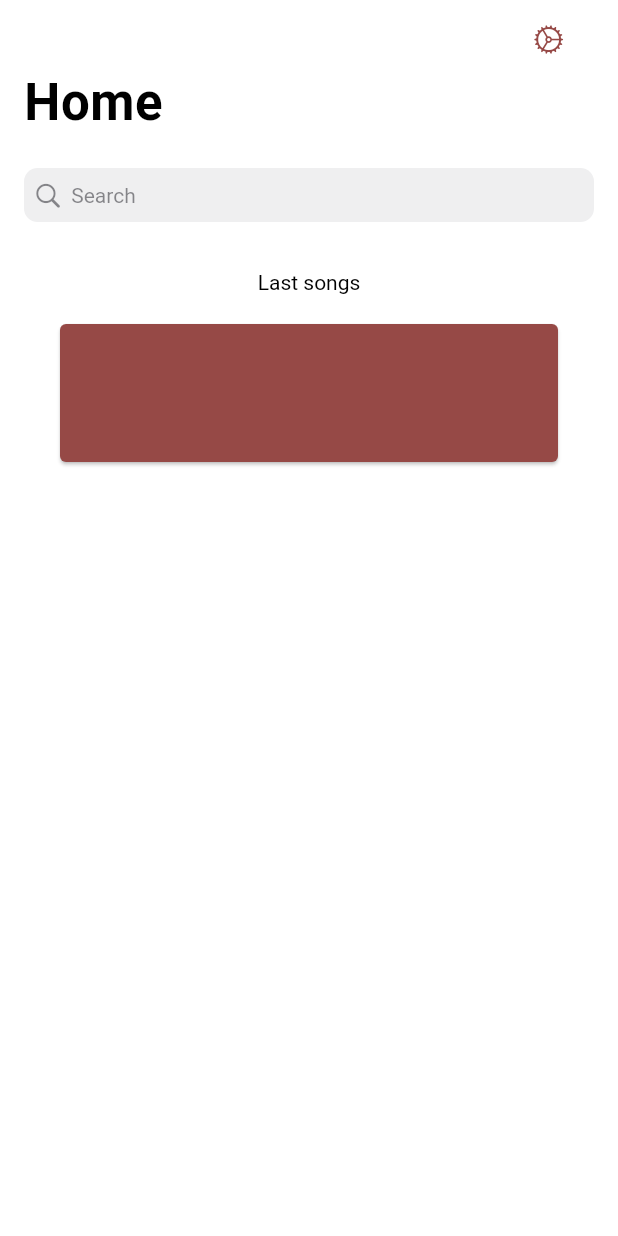
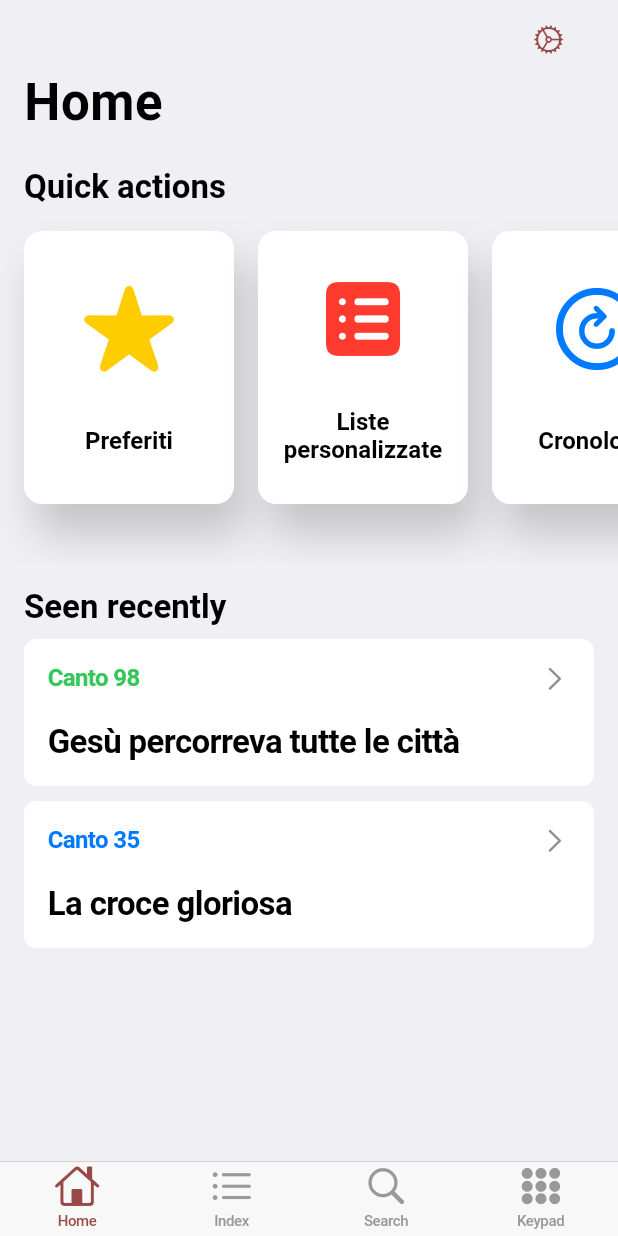
Before and after one commit to fbarsotti/risuscito, a Flutter app: the screen it shows after launch, on a phone screen of 412 x 824 dp. Run offline on Flutter 3.47's test engine with Material 2 defaults, Android fonts, the phone set to English and light mode, and no system bars; our stand-ins replace bloc, connectivity, device_info_plus, dio, firebase_core, flutter_bloc and 5 more; missing offline and left inert: f_logs, flutter_email_sender; accounts and stored records are empty.

Commit message:
cr(home): update on home => added quick actions

```diff
--- a/lib/core/presentation/customization/rs_colors.dart
+++ b/lib/core/presentation/customization/rs_colors.dart
@@ -12,7 +12,17 @@ class RSColors {
   static Color get lightText => const Color(0xffACACAC);
   static Color get facebookColor => const Color(0xff3A569B);
   static Color get errorColor => const Color(0xffE8431F);
-  static Color get bgColor => CupertinoColors.extraLightBackgroundGray;
+
+  static Color get bgColor => CupertinoDynamicColor.withBrightness(
+        color: CupertinoColors.extraLightBackgroundGray, // Color(0xffF0F3F4)
+        darkColor: CupertinoColors.black,
+      );
+  static Color get bgLightColor => CupertinoColors
+      .extraLightBackgroundGray; // CupertinoColors.extraLightBackgroundGray
+  static Color get bgDarkColor => CupertinoColors.black;
+
+  static Color get cardColorLight => CupertinoColors.white;
+  static Color get cardColorDark => CupertinoColors.darkBackgroundGray;
 
   static Color get text => const Color(0xff000000);
   static Color get darkText => const Color(0xffffffff);
--- /dev/null
+++ b/lib/core/presentation/header_text.dart
@@ -0,0 +1,24 @@
+import 'package:flutter/cupertino.dart';
+import 'package:flutter/src/foundation/key.dart';
+import 'package:flutter/src/widgets/framework.dart';
+import 'package:flutter/src/widgets/placeholder.dart';
+
+class HeaderText extends StatelessWidget {
+  final String text;
+
+  const HeaderText({
+    required this.text,
+    Key? key,
+  }) : super(key: key);
+
+  @override
+  Widget build(BuildContext context) {
+    return Text(
+      text,
+      style: TextStyle(
+        fontSize: 22,
+        fontWeight: FontWeight.bold,
+      ),
+    );
+  }
+}
--- /dev/null
+++ b/lib/core/presentation/quick_action_button.dart
@@ -0,0 +1,78 @@
+import 'package:flutter/cupertino.dart';
+import 'package:flutter/src/foundation/key.dart';
+import 'package:flutter/src/widgets/framework.dart';
+import 'package:flutter/src/widgets/placeholder.dart';
+import 'package:provider/provider.dart';
+import 'package:risuscito/core/presentation/customization/rs_colors.dart';
+
+import 'customization/theme/rs_theme_provider.dart';
+
+class QuickActionButton extends StatelessWidget {
+  final String text;
+  final IconData icon;
+  final Color iconColor;
+  final Color bgColor;
+
+  const QuickActionButton({
+    required this.text,
+    required this.icon,
+    required this.iconColor,
+    required this.bgColor,
+    Key? key,
+  }) : super(key: key);
+
+  @override
+  Widget build(BuildContext context) {
+    final themeChange = Provider.of<DarkThemeProvider>(context);
+    return Padding(
+      padding: const EdgeInsets.only(
+        left: 8.0,
+        right: 8.0,
+        bottom: 40,
+        top: 8,
+      ),
+      child: Container(
+        decoration: BoxDecoration(
+          borderRadius: const BorderRadius.all(Radius.circular(12.0)),
+          //color: bgColor,
+          color: themeChange.darkTheme
+              ? RSColors.cardColorDark
+              : RSColors.cardColorLight,
+          boxShadow: [
+            !themeChange.darkTheme
+                ? BoxShadow(
+                    color: CupertinoColors.inactiveGray.withOpacity(0.5),
+                    blurRadius: 24,
+                    offset: Offset(8, 20), // Shadow position
+                  )
+                : BoxShadow(),
+          ],
+        ),
+        width: 140,
+        height: 160,
+        child: Column(
+          mainAxisAlignment: MainAxisAlignment.spaceEvenly,
+          children: [
+            Center(
+              child: Icon(
+                icon,
+                size: 64,
+                color: iconColor,
+              ),
+            ),
+            Text(
+              text,
+              textAlign: TextAlign.center,
+              style: TextStyle(
+                fontSize: 16,
+                fontWeight: FontWeight.bold,
+                color:
+                    themeChange.darkTheme ? RSColors.darkText : RSColors.text,
+              ),
+            ),
+          ],
+        ),
+      ),
+    );
+  }
+}
--- /dev/null
+++ b/lib/core/presentation/song_card.dart
@@ -0,0 +1,107 @@
+import 'package:flutter/cupertino.dart';
+import 'package:flutter/material.dart';
+import 'package:flutter/src/foundation/key.dart';
+import 'package:flutter/src/widgets/framework.dart';
+import 'package:flutter/src/widgets/placeholder.dart';
+import 'package:provider/provider.dart';
+import 'package:risuscito/core/presentation/customization/rs_colors.dart';
+import 'package:risuscito/core/presentation/customization/theme/rs_theme_provider.dart';
+
+class SongCard extends StatelessWidget {
+  final String title;
+  final int number;
+  final Color color;
+
+  const SongCard({
+    Key? key,
+    required this.title,
+    required this.number,
+    required this.color,
+  }) : super(key: key);
+
+  @override
+  Widget build(BuildContext context) {
+    final themeChange = Provider.of<DarkThemeProvider>(context);
+    return CupertinoButton(
+      pressedOpacity: themeChange.darkTheme ? 0.8 : 0.4,
+      padding: EdgeInsets.zero,
+      onPressed: () {},
+      child: Container(
+        width: MediaQuery.of(context).size.width,
+        decoration: BoxDecoration(
+          color: themeChange.darkTheme
+              ? RSColors.cardColorDark
+              : RSColors.cardColorLight,
+          borderRadius: const BorderRadius.all(Radius.circular(8.0)),
+        ),
+        child: Padding(
+          padding: const EdgeInsets.all(16.0),
+          child: Column(
+            crossAxisAlignment: CrossAxisAlignment.start,
+            children: [
+              Row(
+                children: [
+                  Text(
+                    'Canto $number',
+                    style: TextStyle(
+                      color: color,
+                      fontWeight: FontWeight.bold,
+                      fontSize: 16,
+                    ),
+                  ),
+                  Spacer(),
+                  Icon(
+                    CupertinoIcons.chevron_right,
+                    color: CupertinoColors.systemGrey,
+                    size: 20,
+                  ),
+                ],
+              ),
+              const SizedBox(
+                height: 20,
+              ),
+              Text(
+                title,
+                style: TextStyle(
+                  color: themeChange.darkTheme ? Colors.white : Colors.black,
+                  fontSize: 22,
+                  fontWeight: FontWeight.w700,
+                ),
+              )
+            ],
+          ),
+        ),
+        // child: Row(
+        //   children: [
+        //     Container(
+        //       width: MediaQuery.of(context).size.width / 4,
+        //       decoration: BoxDecoration(
+        //         color: Colors.green[300],
+        //         borderRadius: const BorderRadius.only(
+        //           topLeft: Radius.circular(8.0),
+        //           bottomLeft: Radius.circular(8.0),
+        //         ),
+        //       ),
+        //       child: Center(
+        //         child: Text(
+        //           '98',
+        //           style: TextStyle(
+        //             color: RSColors.primary,
+        //             fontSize: 28,
+        //             fontWeight: FontWeight.bold,
+        //           ),
+        //         ),
+        //       ),
+        //     ),
+        //     Column(
+        //       crossAxisAlignment: CrossAxisAlignment.start,
+        //       children: [
+        //         Text('Cantico dei cantici'),
+        //       ],
+        //     )
+        //   ],
+        // ),
+      ),
+    );
+  }
+}
--- a/lib/core/rs_app.dart
+++ b/lib/core/rs_app.dart
@@ -68,6 +68,13 @@ class RSApp extends StatefulWidget {
     );
   }
 
+  static TextStyle headerTextStyle(bool darkTheme) {
+    return TextStyle(
+      color: darkTheme ? RSColors.darkText : RSColors.text,
+      fontSize: 24,
+    );
+  }
+
   static Future<void> init() async {
     // E' necessario aggiungerlo prima della dependency injection
     WidgetsFlutterBinding.ensureInitialized();
@@ -125,6 +132,7 @@ class _RSAppState extends State<RSApp> {
                   locale: languageState.locale,
                   debugShowCheckedModeBanner: false,
                   theme: CupertinoThemeData(
+                    scaffoldBackgroundColor: RSColors.bgColor,
                     brightness:
                         value.darkTheme ? Brightness.dark : Brightness.light,
                     // barBackgroundColor: RSColors.bgColor,
--- /dev/null
+++ b/lib/feature/home/home.dart
@@ -0,0 +1,60 @@
+import 'package:flutter/cupertino.dart';
+import 'package:flutter/src/foundation/key.dart';
+import 'package:flutter/src/widgets/framework.dart';
+import 'package:flutter/src/widgets/placeholder.dart';
+import 'package:risuscito/core/infrastructure/localization/app_localizations.dart';
+import 'package:risuscito/feature/home/home_page.dart';
+import 'package:risuscito/feature/settings/settings_page.dart';
+
+import '../search/search_page.dart';
+
+class Home extends StatefulWidget {
+  const Home({Key? key}) : super(key: key);
+
+  @override
+  State<Home> createState() => _HomeState();
+}
+
+class _HomeState extends State<Home> {
+  List<Widget> _pages = [
+    HomePage(),
+    SettingsPage(),
+    SearchPage(),
+    SettingsPage(),
+  ];
+
+  @override
+  Widget build(BuildContext context) {
+    return CupertinoTabScaffold(
+      tabBar: CupertinoTabBar(
+        items: [
+          BottomNavigationBarItem(
+            icon: Icon(CupertinoIcons.home),
+            label: AppLocalizations.of(context)!.translate('home')!,
+          ),
+          BottomNavigationBarItem(
+            icon: Icon(CupertinoIcons.list_bullet),
+            label: AppLocalizations.of(context)!.translate('index'),
+          ),
+          BottomNavigationBarItem(
+            icon: Icon(CupertinoIcons.search),
+            label: AppLocalizations.of(context)!.translate('search'),
+          ),
+          BottomNavigationBarItem(
+            icon: Icon(CupertinoIcons.circle_grid_3x3_fill),
+            label: 'Keypad',
+          ),
+        ],
+      ),
+      tabBuilder: (context, index) {
+        return CupertinoTabView(
+          builder: (BuildContext context) {
+            return Center(
+              child: _pages[index],
+            );
+          },
+        );
+      },
+    );
+  }
+}
--- a/lib/feature/home/home_page.dart
+++ b/lib/feature/home/home_page.dart
@@ -1,13 +1,13 @@
 import 'package:flutter/cupertino.dart';
-import 'package:flutter/material.dart';
-import 'package:flutter/src/foundation/key.dart';
-import 'package:flutter/src/widgets/framework.dart';
-import 'package:flutter/src/widgets/placeholder.dart';
 import 'package:modal_bottom_sheet/modal_bottom_sheet.dart';
+import 'package:provider/provider.dart';
 import 'package:risuscito/core/infrastructure/localization/app_localizations.dart';
 import 'package:risuscito/core/presentation/customization/rs_colors.dart';
 import 'package:risuscito/feature/home/sections/last_songs.dart';
+import 'package:risuscito/feature/home/sections/quick_actions.dart';
 import 'package:risuscito/feature/settings/settings_page.dart';
+
+import '../../core/presentation/customization/theme/rs_theme_provider.dart';
 
 class HomePage extends StatefulWidget {
   const HomePage({Key? key}) : super(key: key);
@@ -19,12 +19,16 @@ class HomePage extends StatefulWidget {
 class _HomePageState extends State<HomePage> {
   @override
   Widget build(BuildContext context) {
+    final themeChange = Provider.of<DarkThemeProvider>(context);
     return CupertinoPageScaffold(
       child: CustomScrollView(
-        slivers: <Widget>[
+        slivers: [
           CupertinoSliverNavigationBar(
-            largeTitle:
-                Text(AppLocalizations.of(context)!.translate('home_title')!),
+            border: Border.all(color: CupertinoColors.black.withOpacity(0)),
+            backgroundColor: themeChange.darkTheme
+                ? RSColors.bgDarkColor
+                : RSColors.bgLightColor,
+            largeTitle: Text(AppLocalizations.of(context)!.translate('home')!),
             trailing: CupertinoButton(
               child: Icon(
                 CupertinoIcons.settings,
@@ -36,15 +40,17 @@ class _HomePageState extends State<HomePage> {
               ),
             ),
           ),
-          SliverFillRemaining(
+          SliverToBoxAdapter(
             child: Column(
-              // mainAxisAlignment: MainAxisAlignment.spaceEvenly,
               children: [
-                Padding(
-                  padding: const EdgeInsets.all(16.0),
-                  child: CupertinoSearchTextField(),
+                const SizedBox(
+                  height: 16.0,
                 ),
+                QuickActions(),
                 LastSongs(),
+                const SizedBox(
+                  height: 100,
+                ),
               ],
             ),
           ),
--- a/lib/feature/home/sections/last_songs.dart
+++ b/lib/feature/home/sections/last_songs.dart
@@ -1,28 +1,57 @@
 import 'package:flutter/cupertino.dart';
-import 'package:flutter/material.dart';
+import 'package:provider/provider.dart';
 import 'package:risuscito/core/infrastructure/localization/app_localizations.dart';
-import 'package:risuscito/core/presentation/customization/rs_colors.dart';
+import 'package:risuscito/core/presentation/header_text.dart';
+import 'package:risuscito/core/presentation/song_card.dart';
+import 'package:risuscito/core/rs_app.dart';
+
+import '../../../core/presentation/customization/theme/rs_theme_provider.dart';
 
 class LastSongs extends StatelessWidget {
   const LastSongs({Key? key}) : super(key: key);
 
   @override
   Widget build(BuildContext context) {
+    final themeChange = Provider.of<DarkThemeProvider>(context);
     return Padding(
       padding: const EdgeInsets.all(16.0),
       child: Column(
+        crossAxisAlignment: CrossAxisAlignment.start,
         children: [
-          Text(AppLocalizations.of(context)!.translate('last_songs')!),
-          CupertinoButton(
-            onPressed: () {},
-            child: Container(
-              height: 100,
-              width: MediaQuery.of(context).size.width,
-              child: Card(
-                color: RSColors.primary,
-              ),
-            ),
-          )
+          // CupertinoFormSection.insetGrouped(
+          //   header: Text('Prova'),
+          //   children: [
+          //     SongCard(
+          //       title: 'Gesù percorreva tutte le città',
+          //       number: 98,
+          //       color: CupertinoColors.activeGreen,
+          //     ),
+          //     SongCard(
+          //       title: 'Gesù percorreva tutte le città',
+          //       number: 98,
+          //       color: CupertinoColors.activeGreen,
+          //     ),
+          //   ],
+          // ),
+          HeaderText(
+            text: AppLocalizations.of(context)!.translate('seen_recently')!,
+          ),
+          const SizedBox(
+            height: 8,
+          ),
+          SongCard(
+            title: 'Gesù percorreva tutte le città',
+            number: 98,
+            color: CupertinoColors.activeGreen,
+          ),
+          const SizedBox(
+            height: 10,
+          ),
+          SongCard(
+            title: 'La croce gloriosa',
+            number: 35,
+            color: CupertinoColors.activeBlue,
+          ),
         ],
       ),
     );
--- /dev/null
+++ b/lib/feature/home/sections/quick_actions.dart
@@ -0,0 +1,68 @@
+import 'package:flutter/cupertino.dart';
+import 'package:flutter/material.dart';
+import 'package:flutter/rendering.dart';
+import 'package:flutter/src/foundation/key.dart';
+import 'package:flutter/src/widgets/framework.dart';
+import 'package:flutter/src/widgets/placeholder.dart';
+import 'package:risuscito/core/infrastructure/localization/app_localizations.dart';
+import 'package:risuscito/core/presentation/customization/rs_colors.dart';
+import 'package:risuscito/core/presentation/header_text.dart';
+import 'package:risuscito/core/presentation/quick_action_button.dart';
+
+class QuickActions extends StatelessWidget {
+  const QuickActions({Key? key}) : super(key: key);
+
+  @override
+  Widget build(BuildContext context) {
+    return Column(
+      mainAxisAlignment: MainAxisAlignment.start,
+      crossAxisAlignment: CrossAxisAlignment.start,
+      children: [
+        Padding(
+          padding: const EdgeInsets.only(left: 16.0),
+          child: HeaderText(
+            text: AppLocalizations.of(context)!.translate('quick_actions')!,
+          ),
+        ),
+        const SizedBox(
+          height: 8,
+        ),
+        Container(
+          height: 230,
+          child: ListView(
+            scrollDirection: Axis.horizontal,
+            children: [
+              const SizedBox(
+                width: 8,
+              ),
+              QuickActionButton(
+                text: 'Preferiti',
+                icon: CupertinoIcons.star_fill,
+                iconColor: CupertinoColors.systemYellow,
+                bgColor: Color(0xffF9E79F),
+              ),
+              QuickActionButton(
+                text: 'Liste personalizzate',
+                icon: CupertinoIcons.square_list_fill,
+                iconColor: CupertinoColors.systemRed,
+                bgColor: Color(0xffF1948A),
+              ),
+              QuickActionButton(
+                text: 'Cronologia',
+                icon: CupertinoIcons.refresh_circled,
+                iconColor: CupertinoColors.systemBlue,
+                bgColor: Color(0xff7FB3D5),
+              ),
+              QuickActionButton(
+                text: 'Preferiti',
+                icon: CupertinoIcons.star_fill,
+                iconColor: CupertinoColors.systemYellow,
+                bgColor: Color(0xffF9E79F),
+              ),
+            ],
+          ),
+        )
+      ],
+    );
+  }
+}
--- /dev/null
+++ b/lib/feature/search/search_page.dart
@@ -0,0 +1,16 @@
+import 'package:flutter/cupertino.dart';
+import 'package:flutter/src/foundation/key.dart';
+import 'package:flutter/src/widgets/framework.dart';
+import 'package:flutter/src/widgets/placeholder.dart';
+
+class SearchPage extends StatelessWidget {
+  const SearchPage({Key? key}) : super(key: key);
+
+  @override
+  Widget build(BuildContext context) {
+    return Padding(
+      padding: const EdgeInsets.all(16.0),
+      child: CupertinoSearchTextField(),
+    );
+  }
+}
--- a/lib/feature/settings/sections/settings_language.dart
+++ b/lib/feature/settings/sections/settings_language.dart
@@ -3,6 +3,7 @@ import 'package:flutter_bloc/flutter_bloc.dart';
 import 'package:risuscito/core/infrastructure/localization/app_localizations.dart';
 import 'package:risuscito/core/infrastructure/localization/bloc/language_bloc.dart';
 import 'package:risuscito/core/infrastructure/localization/languages.dart';
+import 'package:risuscito/core/presentation/customization/rs_colors.dart';
 
 class SettingsLanguage extends StatefulWidget {
   const SettingsLanguage({Key? key}) : super(key: key);
@@ -36,6 +37,12 @@ class _SettingsLanguageState extends State<SettingsLanguage> {
         (index) {
           final language = _languages[index];
           return CupertinoListTile(
+            leading: Text(
+              language.code,
+              style: TextStyle(
+                color: RSColors.primary,
+              ),
+            ),
             title:
                 Text(AppLocalizations.of(context)!.translate(language.code)!),
             trailing: code == language.code
--- a/lib/feature/settings/settings_page.dart
+++ b/lib/feature/settings/settings_page.dart
@@ -1,7 +1,4 @@
 import 'package:flutter/cupertino.dart';
-import 'package:flutter/src/foundation/key.dart';
-import 'package:flutter/src/widgets/framework.dart';
-import 'package:flutter/src/widgets/placeholder.dart';
 import 'package:risuscito/core/infrastructure/localization/app_localizations.dart';
 import 'package:risuscito/feature/settings/sections/settings_general.dart';
 
@@ -17,12 +14,13 @@ class _SettingsPageState extends State<SettingsPage> {
   Widget build(BuildContext context) {
     return CupertinoPageScaffold(
       navigationBar: CupertinoNavigationBar(
-        previousPageTitle:
-            AppLocalizations.of(context)!.translate("home_title")!,
+        previousPageTitle: AppLocalizations.of(context)!.translate('home')!,
         middle: Text(AppLocalizations.of(context)!.translate('settings')!),
       ),
       child: ListView(
-        children: [SettingsGeneral()],
+        children: [
+          SettingsGeneral(),
+        ],
       ),
     );
   }
--- a/lib/main.dart
+++ b/lib/main.dart
@@ -1,14 +1,9 @@
 import 'dart:async';
 import 'package:flutter/cupertino.dart';
 import 'package:flutter/material.dart';
-import 'package:flutter/services.dart';
 import 'package:flutter_bloc/flutter_bloc.dart';
-import 'package:flutter_localizations/flutter_localizations.dart';
-import 'package:risuscito/core/presentation/customization/rs_colors.dart';
 import 'package:risuscito/core/rs_app.dart';
-import 'package:risuscito/feature/home/home_page.dart';
-import 'core/data/remote/rs_dio_client.dart';
-import 'core/infrastructure/localization/bloc/language_bloc.dart';
+import 'package:risuscito/feature/home/home.dart';
 import 'core/infrastructure/log/bloc_logger.dart';
 import 'core/infrastructure/log/logger.dart';
 
@@ -24,7 +19,7 @@ void main() async {
 
   runZonedGuarded(() {
     runApp(
-      RSApp(child: HomePage()),
+      RSApp(child: Home()),
     );
   }, Logger.error);
 }
```
Also changed, not shown: i18n/en.json (+5 -2 lines), i18n/it.json (+5 -2 lines), 1 other file.
